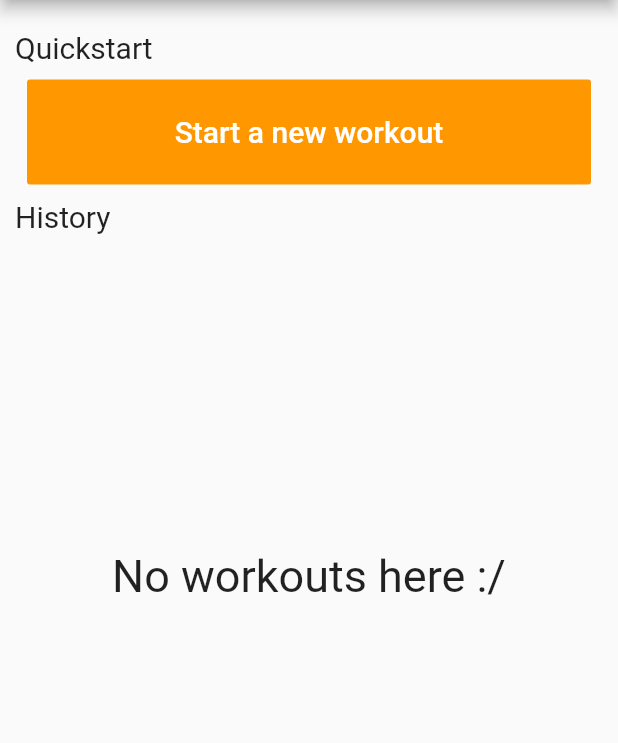
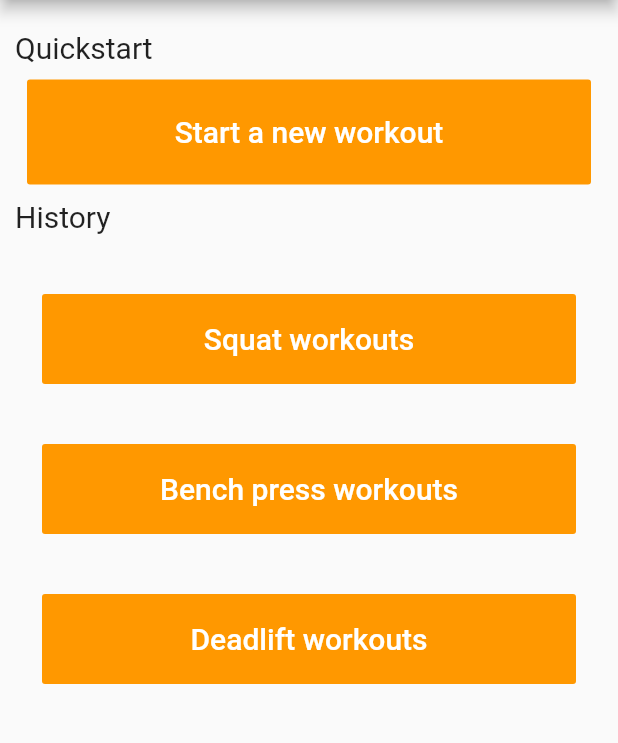
Before and after one commit to CernohorskyVaclav/powerlifting_helper, a Flutter app: the Workouts screen opened directly, on a phone screen of 412 x 824 dp, the part 84-827 px from its top. Run offline on Flutter 3.47's test engine with Material 2 defaults, Android fonts, the phone set to English and light mode, and no system bars; our stand-ins replace charts_flutter, firebase_auth, firebase_core, firebase_database, google_sign_in, rflutter_alert; accounts and stored records are empty.

Commit message:
Workouts 0.8
workouts divided into three categories

```diff
--- a/lib/database.dart
+++ b/lib/database.dart
@@ -9,8 +9,23 @@ DatabaseReference saveWorkout(WorkoutGeneral workoutGeneral) {
   final User user = auth.currentUser;
   final uid = user.uid;
   String exercise = workoutGeneral.specificExercise;
+  String exerciseChoice;
+  if (exercise == "Back squat" ||
+      exercise == "Front squat" ||
+      exercise == "Paused squat") {
+    exerciseChoice = "squat";
+  } else if (exercise == "Bench press" ||
+      exercise == "Touch & go BP" ||
+      exercise == "Long paused BP") {
+    exerciseChoice = "bench";
+  } else if (exercise == "Conventional deadlift" ||
+      exercise == "Sumo deadlift" ||
+      exercise == "Paused deadlift" ||
+      exercise == "Deficit deadlift") {
+    exerciseChoice = "deadlift";
+  }
 
-  var id = databaseReference.child(uid + '/workouts/').push();
+  var id = databaseReference.child(uid + '/workouts/' + exerciseChoice).push();
   id.set(workoutGeneral.toJson(id));
   return id;
 }
--- a/lib/new_workout_screen.dart
+++ b/lib/new_workout_screen.dart
@@ -95,6 +95,7 @@ class _NewWorkoutState extends State<NewWorkout> {
                     "Front squat",
                     "Paused squat",
                     "Paused deadlift",
+                    "Deficit deadlift",
                   ].map<DropdownMenuItem<String>>((String value) {
                     return DropdownMenuItem<String>(
                       value: value,
--- a/lib/workouts_screen.dart
+++ b/lib/workouts_screen.dart
@@ -3,6 +3,7 @@ import 'package:flutter/material.dart';
 import 'package:powerlifting_helper/database.dart';
 import 'package:powerlifting_helper/new_workout_screen.dart';
 import 'package:powerlifting_helper/sign_in.dart';
+import 'package:powerlifting_helper/specific_workouts_screen.dart';
 import 'package:powerlifting_helper/workout_general.dart';
 import 'package:powerlifting_helper/workouts_list.dart';
 
@@ -33,6 +34,7 @@ class Workouts extends StatefulWidget {
 }
 
 class _WorkoutsState extends State<Workouts> {
+  String exerciseChoice = "";
   List<WorkoutGeneral> workoutGeneral = [];
 
   void newWorkout() {
@@ -136,7 +138,96 @@ class _WorkoutsState extends State<Workouts> {
               Container(
                 constraints: BoxConstraints.expand(
                     height: MediaQuery.of(context).size.height * 0.53),
-                child: WorkoutsList(),
+                child: ListView(
+                  physics: const NeverScrollableScrollPhysics(),
+                  padding: const EdgeInsets.all(10),
+                  children: <Widget>[
+                    Padding(
+                      padding: EdgeInsets.symmetric(
+                        horizontal: 8,
+                        vertical: 20,
+                      ),
+                      child: ButtonTheme(
+                        height: 60,
+                        minWidth: 300,
+                        child: FlatButton(
+                          color: Colors.orange[500],
+                          textColor: Colors.white,
+                          onPressed: () {
+                            exerciseChoice = "squat";
+                            Navigator.push(
+                                context,
+                                MaterialPageRoute(
+                                    builder: (context) =>
+                                        SpecificWorkouts(exerciseChoice)));
+                          },
+                          child: Text(
+                            "Squat workouts",
+                            style: TextStyle(
+                              fontSize: 20,
+                            ),
+                          ),
+                        ),
+                      ),
+                    ),
+                    Padding(
+                      padding: EdgeInsets.symmetric(
+                        horizontal: 8,
+                        vertical: 20,
+                      ),
+                      child: ButtonTheme(
+                        height: 60,
+                        minWidth: 300,
+                        child: FlatButton(
+                          color: Colors.orange[500],
+                          textColor: Colors.white,
+                          onPressed: () {
+                            exerciseChoice = "bench";
+                            Navigator.push(
+                                context,
+                                MaterialPageRoute(
+                                    builder: (context) =>
+                                        SpecificWorkouts(exerciseChoice)));
+                          },
+                          child: Text(
+                            "Bench press workouts",
+                            style: TextStyle(
+                              fontSize: 20,
+                            ),
+                          ),
+                        ),
+                      ),
+                    ),
+                    Padding(
+                      padding: EdgeInsets.symmetric(
+                        horizontal: 8,
+                        vertical: 20,
+                      ),
+                      child: ButtonTheme(
+                        height: 60,
+                        minWidth: 300,
+                        child: FlatButton(
+                          color: Colors.orange[500],
+                          textColor: Colors.white,
+                          onPressed: () {
+                            exerciseChoice = "deadlift";
+                            Navigator.push(
+                                context,
+                                MaterialPageRoute(
+                                    builder: (context) =>
+                                        SpecificWorkouts(exerciseChoice)));
+                          },
+                          child: Text(
+                            "Deadlift workouts",
+                            style: TextStyle(
+                              fontSize: 20,
+                            ),
+                          ),
+                        ),
+                      ),
+                    ),
+                  ],
+                ),
               )
             ],
           ),
```
Also changed, not shown: lib/specific_workouts_screen.dart (added, +100 -0 lines), lib/workout_detail.dart (+8 -3 lines), lib/workouts_list.dart (+13 -8 lines).
